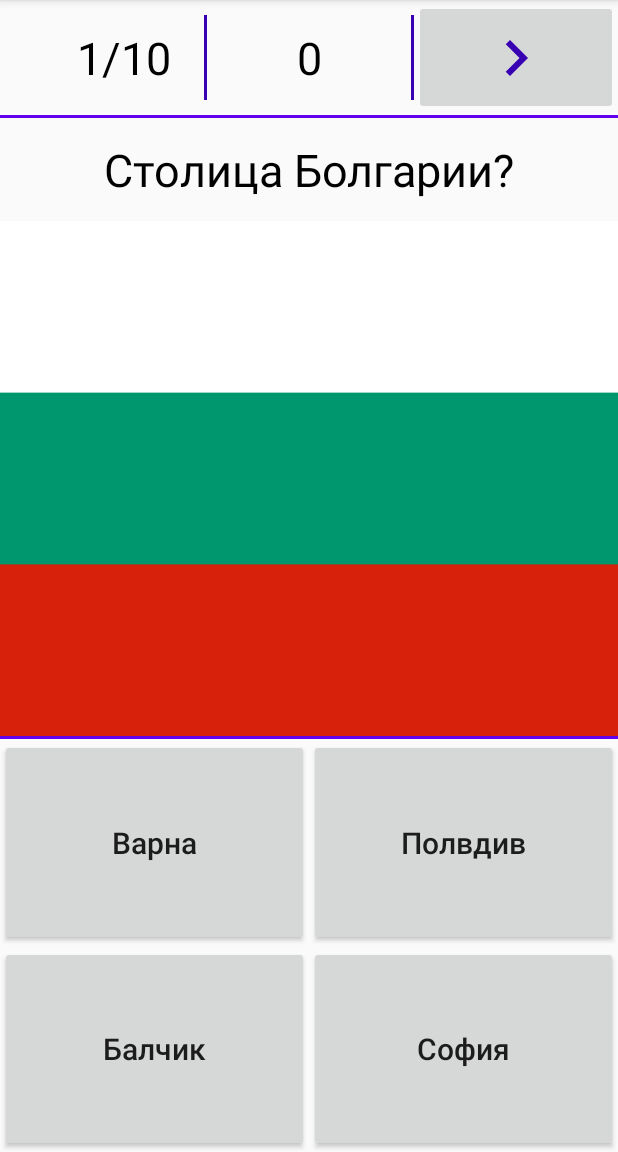
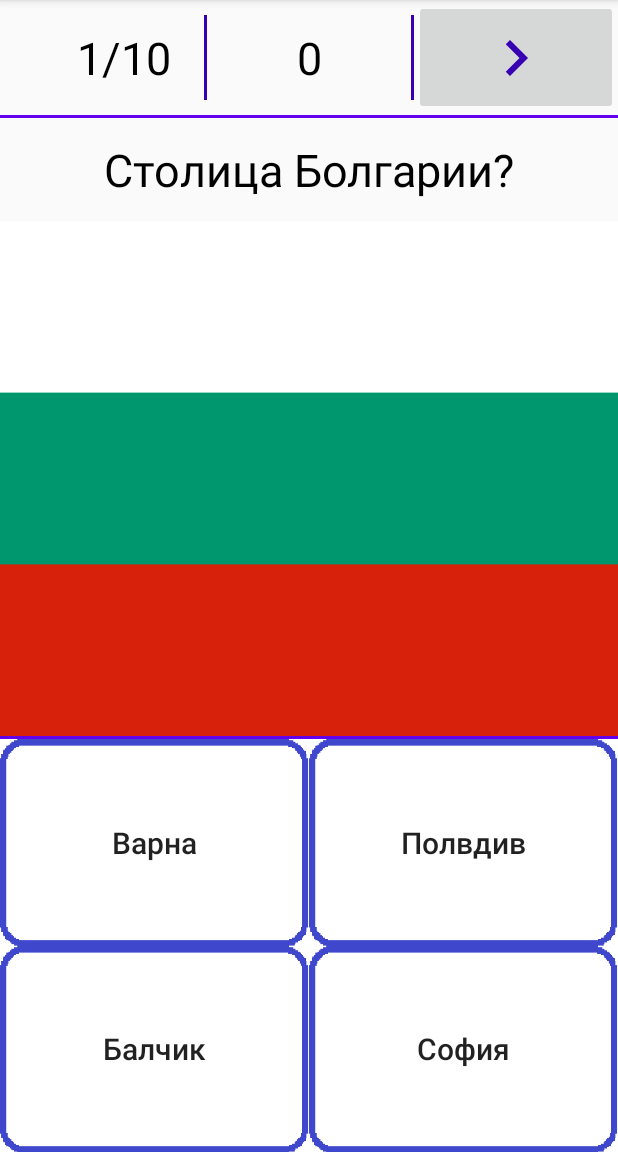
Before and after one commit to Parocq/QuizApp, an Android app: the screen it shows after launch (MainActivity), after a tap on "ПРОСТОЙ", on a phone screen of 412 x 824 dp, the part 84-1236 px from its top. Run offline under Robolectric (Android 15) with nearby library versions, the phone set to English and light mode, and no system bars; 1 other tap on this screen came first.

Commit message:
background buttons

```diff
--- a/app/src/main/res/layout/fragment_question_fragment.xml
+++ b/app/src/main/res/layout/fragment_question_fragment.xml
@@ -55,6 +55,7 @@
                 android:layout_width="match_parent"
                 android:layout_height="match_parent"
                 android:layout_weight="1"
+                android:background="@drawable/background"
                 android:textAllCaps="false"
                 android:textSize="20sp">
             </Button>
@@ -62,12 +63,13 @@
                 android:id="@+id/answer2"
                 android:layout_width="match_parent"
                 android:layout_height="match_parent"
+                android:background="@drawable/background"
+
                 android:layout_weight="1"
                 android:textAllCaps="false"
                 android:textSize="20sp">
             </Button>
         </LinearLayout>
-
         <LinearLayout
             android:layout_width="match_parent"
             android:layout_height="match_parent"
@@ -76,6 +78,7 @@
                 android:id="@+id/answer3"
                 android:layout_width="match_parent"
                 android:layout_height="match_parent"
+                android:background="@drawable/background"
                 android:layout_weight="1"
                 android:textAllCaps="false"
                 android:textSize="20sp">
@@ -84,6 +87,7 @@
                 android:id="@+id/answer4"
                 android:layout_width="match_parent"
                 android:layout_height="match_parent"
+                android:background="@drawable/background"
                 android:layout_weight="1"
                 android:textAllCaps="false"
                 android:textSize="20sp">
```
Also changed, not shown: app/src/main/res/drawable-v24/background.png (added).
